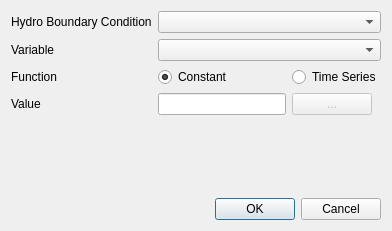
First picture: the form in src/ui/water_quality_boundary_condition_dialog.ui, repository IPH-ECO/iph-eco-gui, before the edit.
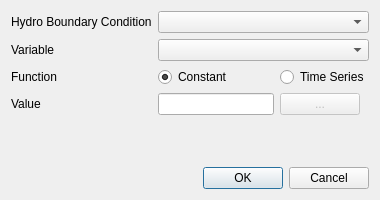
Second picture: the form after the edit.

Commit message: Water quality boundary conditions

What changed in the file:
```diff
--- a/src/ui/water_quality_boundary_condition_dialog.ui
+++ b/src/ui/water_quality_boundary_condition_dialog.ui
@@ -6,10 +6,22 @@
    <rect>
     <x>0</x>
     <y>0</y>
-    <width>392</width>
-    <height>231</height>
+    <width>380</width>
+    <height>200</height>
    </rect>
   </property>
+  <property name="minimumSize">
+   <size>
+    <width>380</width>
+    <height>200</height>
+   </size>
+  </property>
+  <property name="maximumSize">
+   <size>
+    <width>380</width>
+    <height>200</height>
+   </size>
+  </property>
   <property name="windowTitle">
    <string>Water Quality Boundary Condition</string>
   </property>
```
The commit also changes 10 other files.
